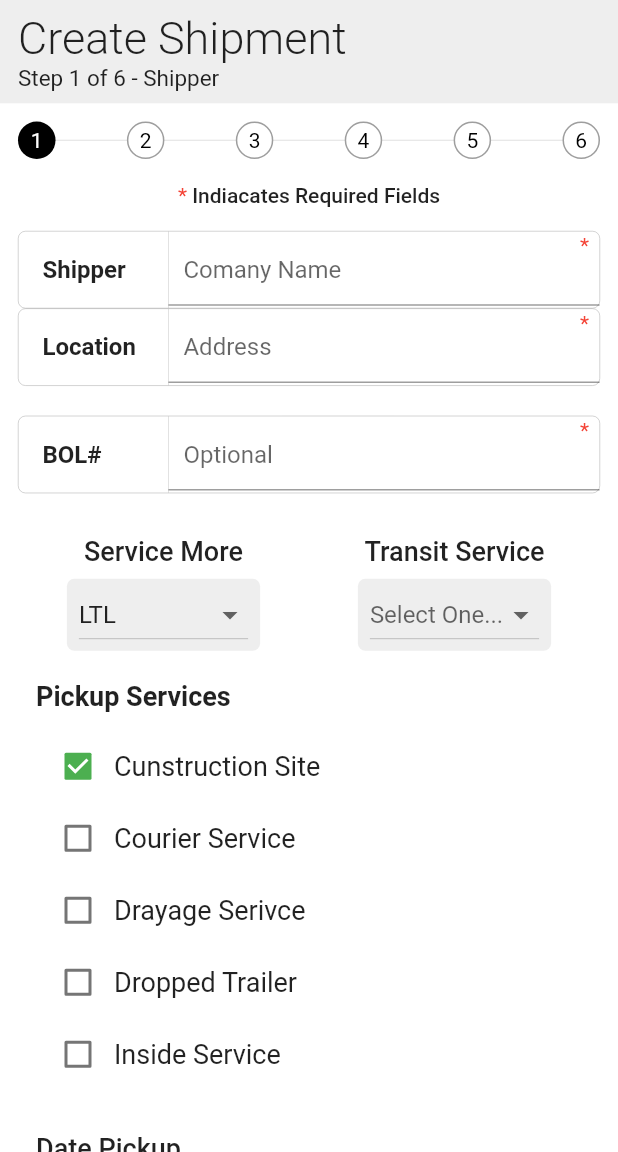
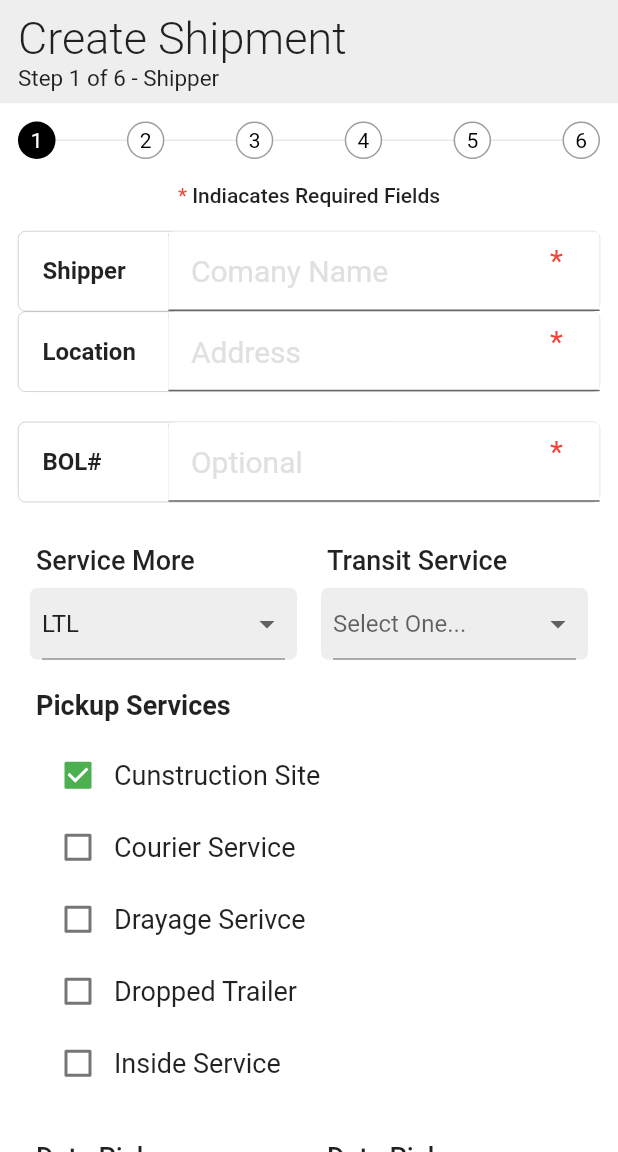
Before and after one commit to nmanikiran/GDGHyderabad_Flutter, a Flutter app: the screen it shows after launch, on a phone screen of 412 x 824 dp, the part 84-1236 px from its top. Run offline on Flutter 3.47's test engine with Material 2 defaults, Android fonts, the phone set to English and light mode, and no system bars; Roboto replaces fonts that are missing (Quicksand).

Commit message:
ui improvements

```diff
--- a/shippment_form/lib/main.dart
+++ b/shippment_form/lib/main.dart
@@ -7,7 +7,20 @@ class MyApp extends StatelessWidget {
   Widget build(BuildContext context) {
     return MaterialApp(
       debugShowCheckedModeBanner: false,
-      home: Scaffold(
+      theme: ThemeData(fontFamily: 'Quicksand'),
+      home: new MyShipmentForm(),
+    );
+  }
+}
+
+class MyShipmentForm extends StatelessWidget {
+  const MyShipmentForm({
+    Key key,
+  }) : super(key: key);
+
+  @override
+  Widget build(BuildContext context) {
+    return Scaffold(
       appBar: AppBar(
         elevation: 0.0,
         backgroundColor: Colors.white,
@@ -32,7 +45,6 @@ class MyApp extends StatelessWidget {
         ],
       ),
       body: MyRegistraion(),
-      ),
     );
   }
 }
@@ -95,9 +107,9 @@ class MyRegistraionState extends State<MyRegistraion> {
                     mainAxisAlignment: MainAxisAlignment.spaceAround,
                     children: <Widget>[
                       _customSelectField(
-                          'Date Pickup Requested', 'Select Date...', null),
+                          'Date Pickup \nRequested', 'Select Date...', null),
                       _customSelectField(
-                          'Date Pickup Actual', 'Select Date...', null),
+                          'Date Pickup \nActual', 'Select Date...', null),
                     ],
                   ),
                   SizedBox(
@@ -217,16 +229,24 @@ Container _customFormField(text, isRequired, placeholder) {
             ),
           ),
           Flexible(
-            child: Stack(alignment: Alignment(0.95, -1), children: [
-              TextFormField(
-                decoration: InputDecoration(
-                    contentPadding: EdgeInsets.all(10), hintText: placeholder),
+            child: TextField(
+              decoration: new InputDecoration(
+                focusColor: const Color(0xffff6771),
+                contentPadding: EdgeInsets.all(15.0),
+                filled: true,
+                fillColor: Colors.white,
+                suffixIcon: Padding(
+                  padding: const EdgeInsets.fromLTRB(15.0, 5.0, 5.0, 0.0),
+                  child: Text(
+                    '*',
+                    style: TextStyle(color: Colors.red, fontSize: 20.0),
                   ),
-              Text(
-                "*",
-                style: TextStyle(color: Colors.red),
-              )
-            ]),
+                ),
+                hintText: placeholder,
+                hintStyle: TextStyle(color: Colors.grey[300], fontSize: 20.0),
+                hasFloatingPlaceholder: true,
+              ),
+            ),
           ),
         ]),
     decoration: BoxDecoration(
@@ -282,7 +302,7 @@ Container _customCheckbox(title, value) {
 Expanded _customSelectField(label, placeholder, selectedval) {
   return Expanded(
     child: Column(
-      crossAxisAlignment: CrossAxisAlignment.center,
+      crossAxisAlignment: CrossAxisAlignment.start,
       children: <Widget>[
         Padding(
           child: Text(
@@ -293,11 +313,12 @@ Expanded _customSelectField(label, placeholder, selectedval) {
         ),
         Container(
           padding: EdgeInsets.symmetric(horizontal: 8.0),
+          margin: EdgeInsets.symmetric(horizontal: 8.0),
           decoration: BoxDecoration(
             color: Colors.grey.shade200,
             borderRadius: new BorderRadius.all(new Radius.circular(5.0)),
           ),
-          child: DropdownButton(
+          child: DropdownButtonFormField(
             value: selectedval,
             hint: Text(placeholder),
             items: <String>['LTL', 'Two', 'Free', 'Four']
@@ -328,7 +349,7 @@ Row _formActions() {
           onPressed: () => null,
           child: Text(
             "Back",
-            style: TextStyle(fontWeight: FontWeight.bold),
+            style: TextStyle(fontWeight: FontWeight.bold, fontSize: 18.0),
           ),
           textColor: Colors.blue,
         ),
@@ -338,9 +359,10 @@ Row _formActions() {
           color: Colors.black,
           onPressed: () {},
           textColor: Colors.white,
+          padding: EdgeInsets.symmetric(vertical: 15.0),
           child: Text(
             'Next',
-            style: TextStyle(fontWeight: FontWeight.bold),
+            style: TextStyle(fontWeight: FontWeight.bold, fontSize: 18.0),
           ),
         ),
       ),
```
Also changed, not shown: shippment_form/flutter_01.png (added), 1 other file. Lines whose indentation alone changed are shown as unchanged.
